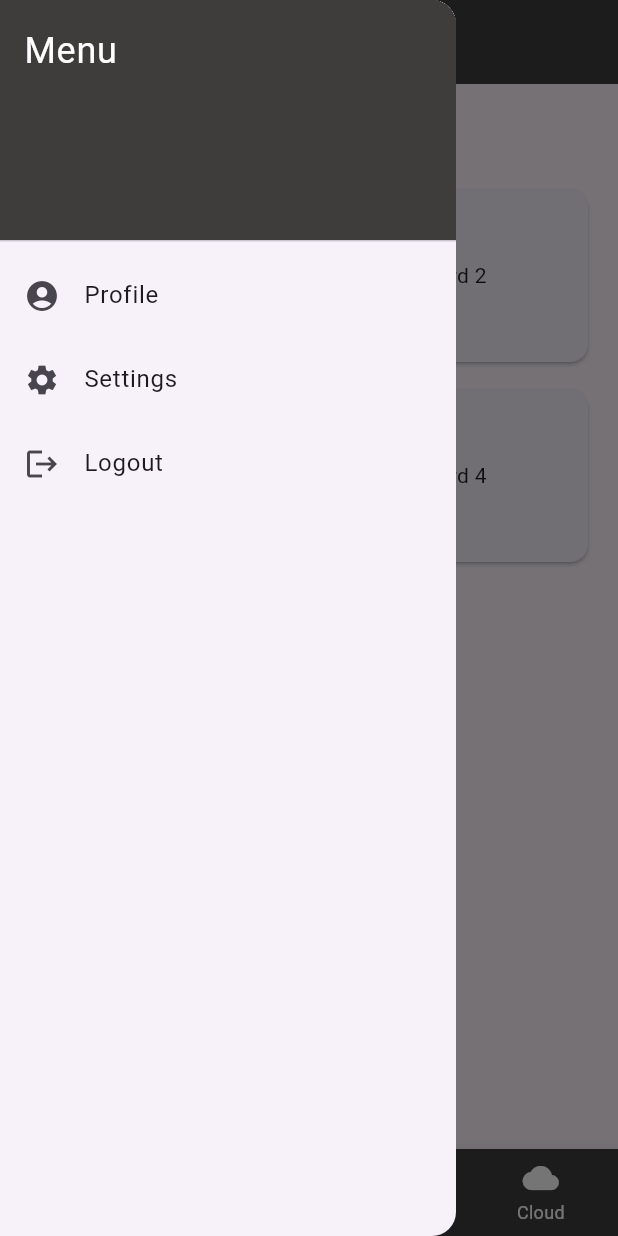
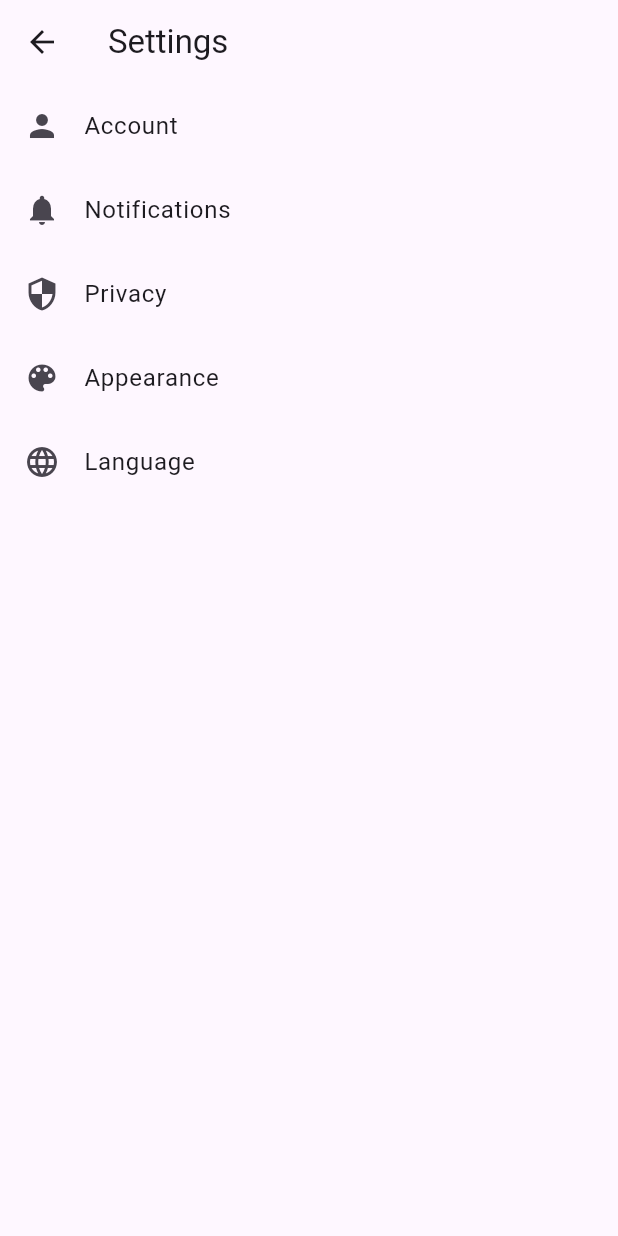
Before and after one commit to HarleyGotardo/SquareMind, a Flutter app: the MainPage screen opened directly, in the side drawer, after a tap on "Settings", on a phone screen of 412 x 824 dp. Run offline on Flutter 3.47's test engine with Material 3 defaults, Android fonts, the phone set to English and light mode, and no system bars; our stand-ins replace sqflite; accounts and stored records are empty.

Commit message:
Implemented Settings Page.

```diff
--- a/lib/screens/inventory_management.dart
+++ b/lib/screens/inventory_management.dart
@@ -42,7 +42,6 @@ class InventoryPage extends StatefulWidget {
   const InventoryPage({Key? key}) : super(key: key);
 
   @override
-  // ignore: library_private_types_in_public_api
   _InventoryPageState createState() => _InventoryPageState();
 }
 
--- a/lib/screens/main_page.dart
+++ b/lib/screens/main_page.dart
@@ -3,7 +3,7 @@ import 'package:android_mims_development/screens/dashboard.dart';
 import 'package:android_mims_development/screens/inventory_management.dart';
 import 'package:android_mims_development/screens/sales_record.dart';
 import 'package:android_mims_development/screens/cloud_integration.dart';
-
+import 'package:android_mims_development/screens/settings.dart'; // Import the SettingsPage
 class MainPage extends StatefulWidget {
   const MainPage({Key? key}) : super(key: key);
 
@@ -69,7 +69,19 @@ class _MainPageState extends State<MainPage> {
               leading: const Icon(Icons.settings),
               title: const Text('Settings'),
               onTap: () {
-                // TODO: Navigate to Settings
+                Navigator.push(
+                  context,
+                  PageRouteBuilder(
+                    transitionDuration: const Duration(milliseconds: 500), // Set the duration of the animation
+                    pageBuilder: (context, animation, secondaryAnimation) => SettingsPage(),
+                    transitionsBuilder: (context, animation, secondaryAnimation, child) {
+                      return FadeTransition(
+                        opacity: animation,
+                        child: child,
+                      );
+                    },
+                  ),
+                );
               },
             ),
             ListTile(
@@ -77,6 +89,8 @@ class _MainPageState extends State<MainPage> {
               title: const Text('Logout'),
               onTap: () {
                 // TODO: Implement logout functionality
+                // Add your logout logic here
+                // For example, you can clear user session, navigate to login screen, etc.
               },
             ),
           ],
--- /dev/null
+++ b/lib/screens/settings.dart
@@ -0,0 +1,51 @@
+import 'package:flutter/material.dart';
+
+class SettingsPage extends StatelessWidget {
+  @override
+  Widget build(BuildContext context) {
+    return Scaffold(
+      appBar: AppBar(
+        title: Text('Settings'),
+      ),
+      body: ListView(
+        children: [
+          ListTile(
+            leading: Icon(Icons.person),
+            title: Text('Account'),
+            onTap: () {
+              // Handle account settings
+            },
+          ),
+          ListTile(
+            leading: Icon(Icons.notifications),
+            title: Text('Notifications'),
+            onTap: () {
+              // Handle notification settings
+            },
+          ),
+          ListTile(
+            leading: Icon(Icons.security),
+            title: Text('Privacy'),
+            onTap: () {
+              // Handle privacy settings
+            },
+          ),
+          ListTile(
+            leading: Icon(Icons.color_lens),
+            title: Text('Appearance'),
+            onTap: () {
+              // Handle appearance settings
+            },
+          ),
+          ListTile(
+            leading: Icon(Icons.language),
+            title: Text('Language'),
+            onTap: () {
+              // Handle language settings
+            },
+          ),
+        ],
+      ),
+    );
+  }
+}
```
Also changed, not shown: lib/screens/cloud_integration.dart (+6 -1 lines), lib/screens/dashboard.dart (+6 -1 lines), lib/screens/sales_record.dart (+6 -1 lines).
